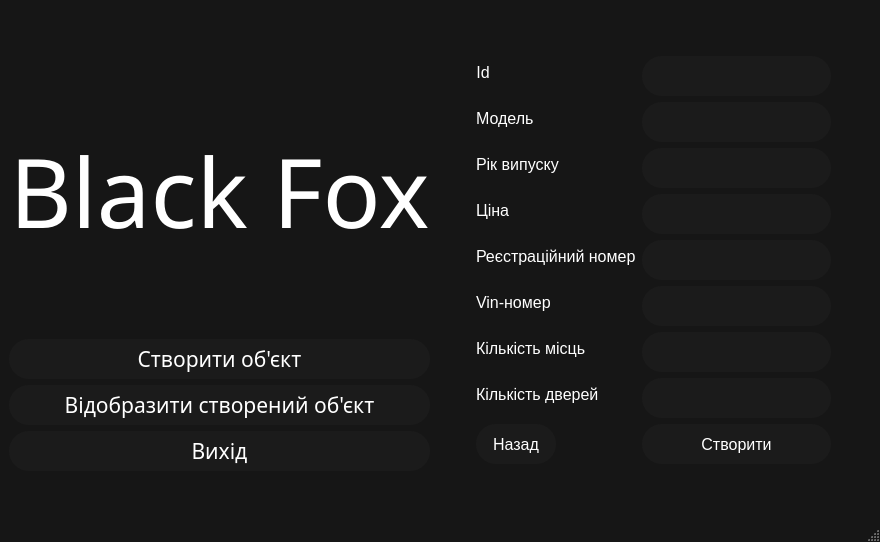
Old version of the form SDI/PR9Qt/mainwindow.ui in the repository Lekantrop-gd/OOP_practice.
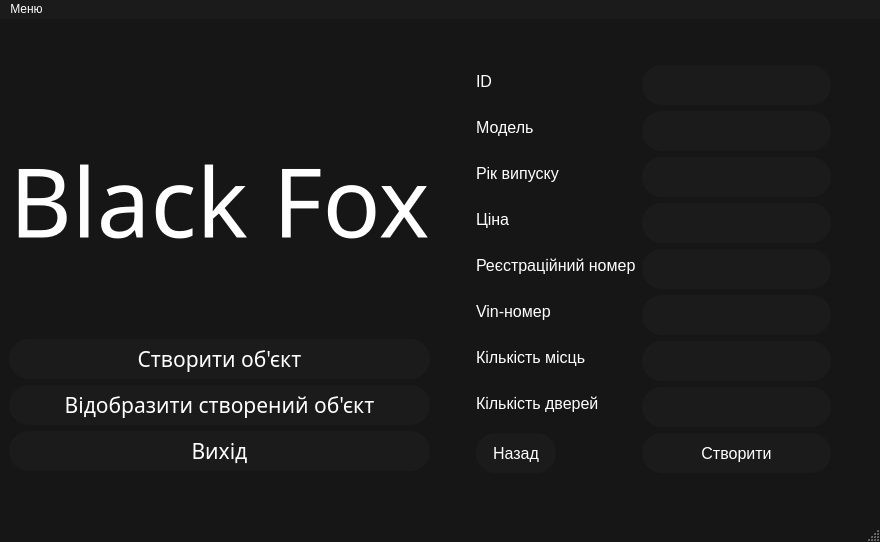
New version of the form.

```diff
--- a/SDI/PR9Qt/mainwindow.ui
+++ b/SDI/PR9Qt/mainwindow.ui
@@ -250,7 +250,7 @@
 }</string>
         </property>
         <property name="text">
-         <string>Id</string>
+         <string>ID</string>
         </property>
         <property name="alignment">
          <set>Qt::AlignCenter</set>
@@ -689,6 +689,21 @@
      <height>21</height>
     </rect>
    </property>
+   <property name="styleSheet">
+    <string notr="true">QMenuBar {
+	color: #FFF;
+	background-color: rgb(27, 27, 27);
+}</string>
+   </property>
+   <widget class="QMenu" name="menuMenu">
+    <property name="title">
+     <string>Меню</string>
+    </property>
+    <addaction name="action"/>
+    <addaction name="action_2"/>
+    <addaction name="action_3"/>
+   </widget>
+   <addaction name="menuMenu"/>
   </widget>
   <widget class="QStatusBar" name="statusbar"/>
  </widget>
```
Left out of the diff: 15 changed lines with no effect on the pictures.
